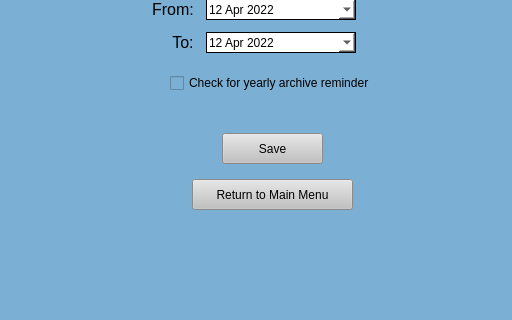
Before: the Qt Designer form UI Screens/COMBdb_Settings_Manage_Archives_Form.ui in Kasmanian/COMBDb-oldgen, drawn with Qt 5; both pictures show x 0 to 512 and y 236 to 556 of the 640 by 556 pixel window.
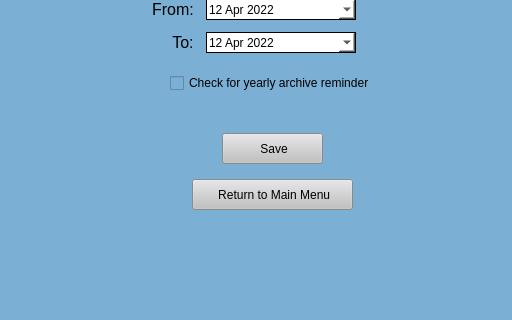
After: the same form once the commit is applied.

The edit to the form file:
```diff
--- a/UI Screens/COMBdb_Settings_Manage_Archives_Form.ui
+++ b/UI Screens/COMBdb_Settings_Manage_Archives_Form.ui
@@ -447,7 +447,7 @@
 }</string>
           </property>
           <property name="text">
-           <string>Save</string>
+           <string> Save</string>
           </property>
          </widget>
         </item>
@@ -498,7 +498,7 @@
 }</string>
           </property>
           <property name="text">
-           <string>Return to Main Menu</string>
+           <string> Return to Main Menu</string>
           </property>
          </widget>
         </item>
```
